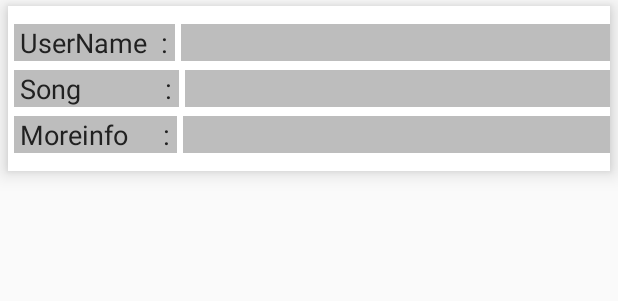
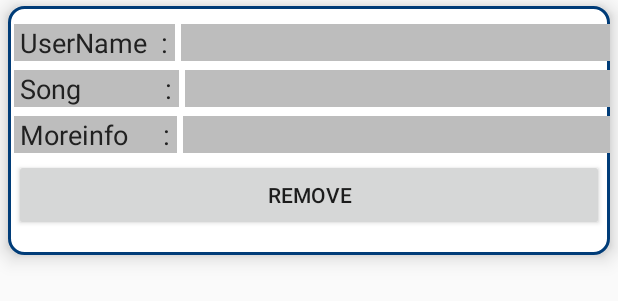
Before and after one commit to navaneethsaj/radiohead, an Android app: the layout list_item.xml on its own in the app's theme, with its tools: preview values and no code run, on a phone screen of 412 x 824 dp. Shown: the top 301 px of the screen. Run offline under Robolectric (Android 15) with nearby library versions, the light colour scheme and no system bars.

Commit message:
remove button done

```diff
--- a/app/build.gradle
+++ b/app/build.gradle
@@ -25,6 +25,7 @@ dependencies {
     implementation 'com.android.support:appcompat-v7:27.1.1'
     implementation 'com.android.support.constraint:constraint-layout:1.1.2'
     implementation 'com.google.firebase:firebase-database:11.8.0'
+    implementation 'com.google.firebase:firebase-auth:11.8.0'
     testImplementation 'junit:junit:4.12'
     androidTestImplementation 'com.android.support.test:runner:1.0.2'
     androidTestImplementation 'com.android.support.test.espresso:espresso-core:3.0.2'
--- /dev/null
+++ b/app/src/main/res/drawable/gradient_item.xml
@@ -0,0 +1,12 @@
+<?xml version="1.0" encoding="utf-8"?>
+<shape xmlns:android="http://schemas.android.com/apk/res/android">
+
+    <gradient
+        android:startColor="#FFFFFF"
+        android:endColor="#FFFFFF"/>
+    <stroke
+        android:width="2dp"
+        android:color="@color/titlebar"/>
+    <corners
+        android:radius="10dp"/>
+</shape>
--- a/app/src/main/res/layout/list_item.xml
+++ b/app/src/main/res/layout/list_item.xml
@@ -11,7 +11,7 @@
         android:elevation="8dp"
         android:layout_marginHorizontal="5dp"
         android:orientation="vertical"
-        android:background="@color/itemcolor">
+        android:background="@drawable/gradient_item">
         <LinearLayout
             android:elevation="4dp"
             android:layout_marginLeft="4dp"
@@ -94,6 +94,12 @@
                 android:textSize="18sp" />
         </LinearLayout>
 
+        <Button
+            android:id="@+id/removebutton"
+            android:layout_margin="4dp"
+            android:layout_width="match_parent"
+            android:layout_height="wrap_content"
+            android:text="remove"/>
     </LinearLayout>
 
 </LinearLayout>
--- a/app/src/main/res/values/colors.xml
+++ b/app/src/main/res/values/colors.xml
@@ -4,6 +4,7 @@
     <color name="colorPrimaryDark">#D32F2F</color>
     <color name="colorAccent">#009688</color>
     <color name="itemcolor">#FFFFFF</color>
+    <color name="titlebar">#003c78</color>
     <color name="textcolor">#212121</color>
     <color name="clr">#BDBDBD</color>
     <color name="bglite">#FFFFFF</color>
```
Also changed, not shown: app/src/main/java/com/blazingapps/asus/radiomanger/MainActivity.java (+49 -5 lines), app/src/main/java/com/blazingapps/asus/radiomanger/MyAdapter.java (+24 -1 lines), app/src/main/java/com/blazingapps/asus/radiomanger/Song.java (+7 -1 lines), app/src/main/res/layout/activity_main.xml (+18 -4 lines).
